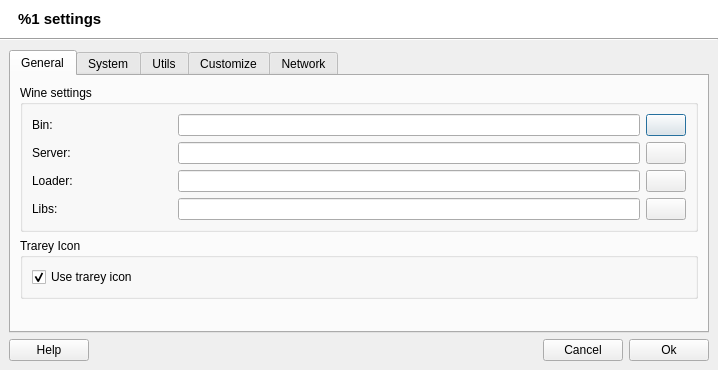
First picture: the form in src/AppSettings.ui, repository brezerk/q4wine, before the edit.
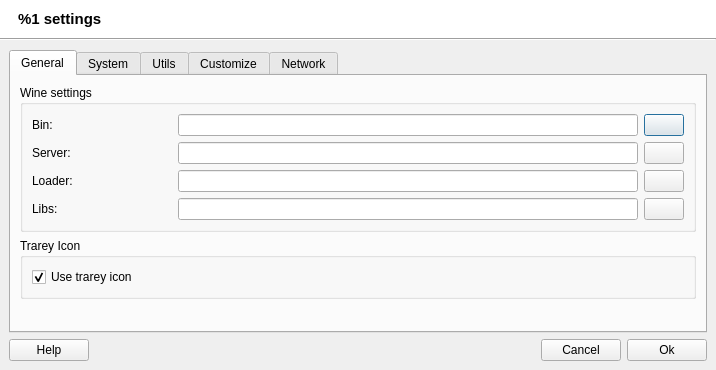
Second picture: the form after the edit. Icons and pictures are not drawn.

Commit message: Fixed: Run, AppSettings, ImageManager, Wizard and IconSettings dialogs now are modal dialogs; Fixed: Removed text file read blob in winetrickshelp.cpp; Fixed: updated changelog file;

Patch:
```diff
--- a/src/AppSettings.ui
+++ b/src/AppSettings.ui
@@ -6,7 +6,7 @@
    <rect>
     <x>0</x>
     <y>0</y>
-    <width>718</width>
+    <width>716</width>
     <height>370</height>
    </rect>
   </property>
```
Left out of the diff: 9 changed lines with no effect on the pictures. The commit also changes 4 other files.
